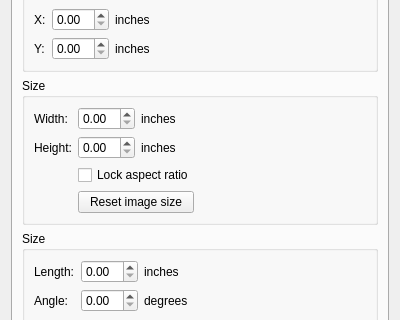
Above: glabels/ui/ObjectEditor.ui from jimevins/glabels-qt before the change; both pictures show x 0 to 400 and y 91 to 411 of the 400 by 853 pixel window. Below: the same form after it.
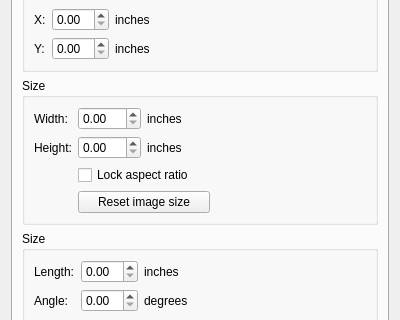
That is the form after the change. Icons and pictures are not drawn. Custom widgets are drawn as their Qt base class.

Commit message: Hooked up rect size controls in object editor.

```diff
--- a/glabels/ui/ObjectEditor.ui
+++ b/glabels/ui/ObjectEditor.ui
@@ -1100,6 +1100,18 @@
              <layout class="QVBoxLayout" name="verticalLayout_6">
               <item>
                <widget class="QCheckBox" name="sizeAspectCheck">
+                <property name="sizePolicy">
+                 <sizepolicy hsizetype="Minimum" vsizetype="Fixed">
+                  <horstretch>0</horstretch>
+                  <verstretch>0</verstretch>
+                 </sizepolicy>
+                </property>
+                <property name="minimumSize">
+                 <size>
+                  <width>132</width>
+                  <height>0</height>
+                 </size>
+                </property>
                 <property name="text">
                  <string>Lock aspect ratio</string>
                 </property>
```
Left out of the diff: 21 changed lines with no effect on the pictures. The commit also changes 3 other files.
